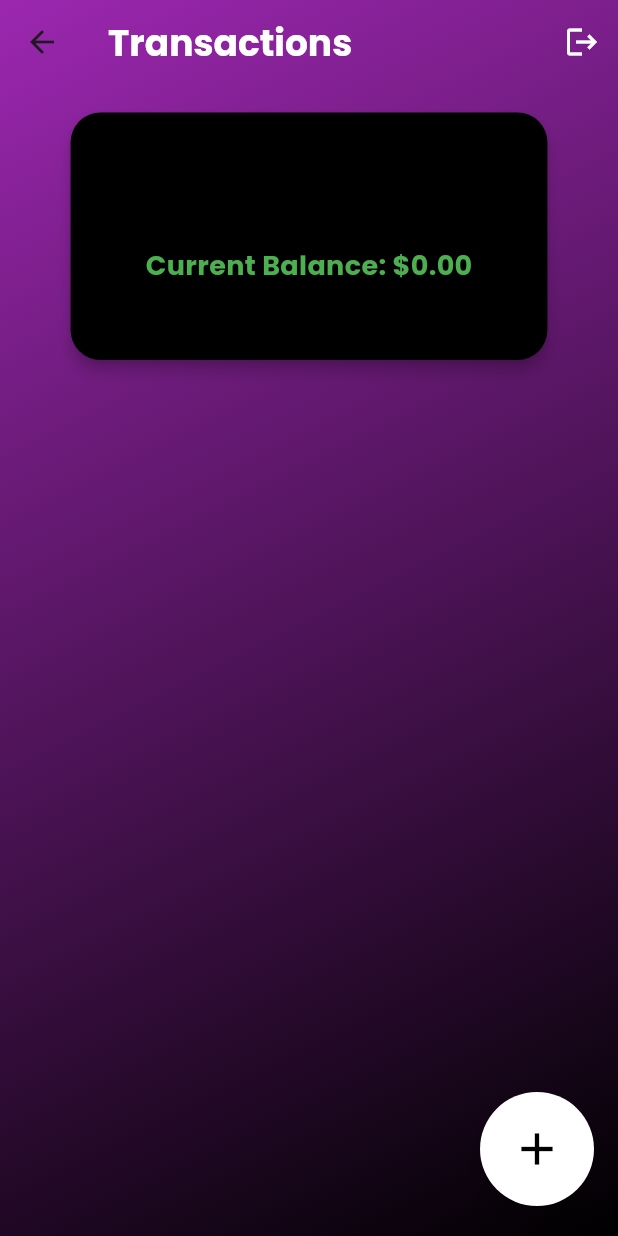
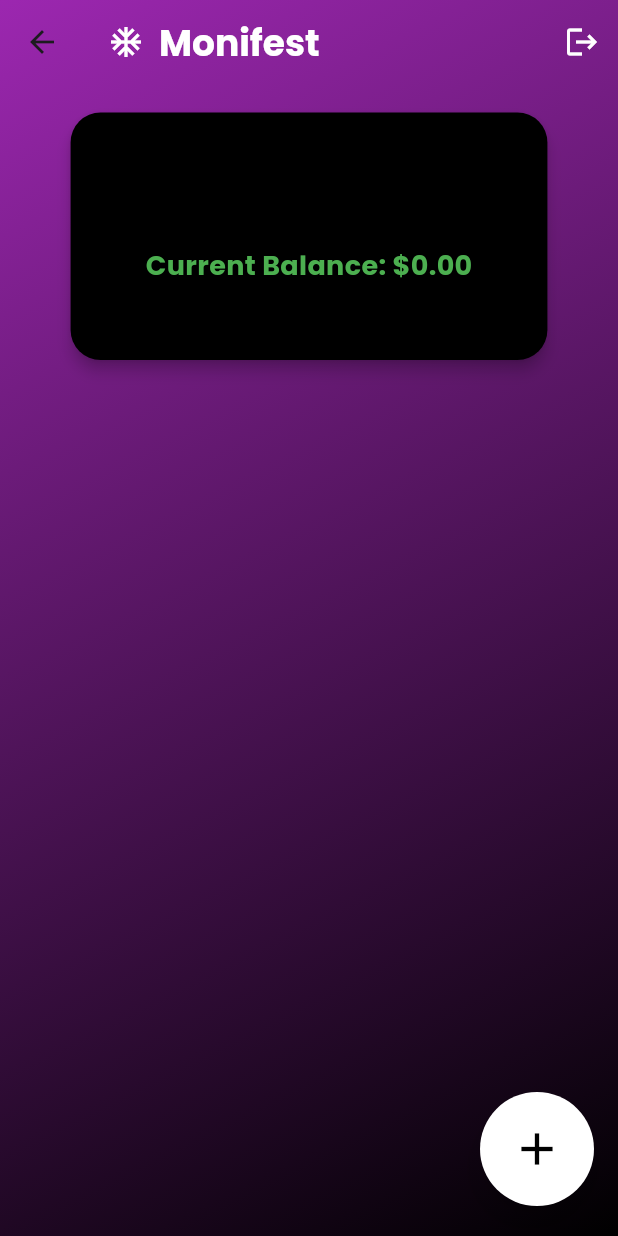
Before and after one commit to qasimsohail33/personal-app, a Flutter app: the TransactionScreen screen opened directly, on a phone screen of 412 x 824 dp. Run offline on Flutter 3.47's test engine with Material 3 defaults, Android fonts, the phone set to English and light mode, and no system bars; our stand-ins replace cloud_firestore, firebase_auth, firebase_core, firebase_messaging, google_nav_bar; missing offline and left inert: app_settings; accounts and stored records are empty.

Commit message:
Update transaction_screen.dart
added App name iin the screen

```diff
--- a/lib/screens/transaction_screen.dart
+++ b/lib/screens/transaction_screen.dart
@@ -71,13 +71,23 @@ class _TransactionScreenState extends State<TransactionScreen> {
               AppBar(
                 backgroundColor: Colors.transparent,
                 elevation: 0,
-                title: Text(
-                  'Transactions',
-                  style: TextStyle(
-                    fontSize: 24,
-                    fontWeight: FontWeight.bold,
-                    color: Colors.white,
-                  ),
+                title: Row(
+                  children: [
+                   // Image.asset(
+                     // 'assets/logo.png', // Path to your logo image
+                      //height: 30, // Adjust the height of the logo
+                    //),
+                    Icon(Icons.ac_unit_outlined,color: Colors.white,),
+                    SizedBox(width: 10), // Add spacing between logo and text
+                    Text(
+                      'Monifest',
+                      style: TextStyle(
+                        fontSize: 24,
+                        fontWeight: FontWeight.bold,
+                        color: Colors.white,
+                      ),
+                    ),
+                  ],
                 ),
                 actions: [
                   IconButton(
```
